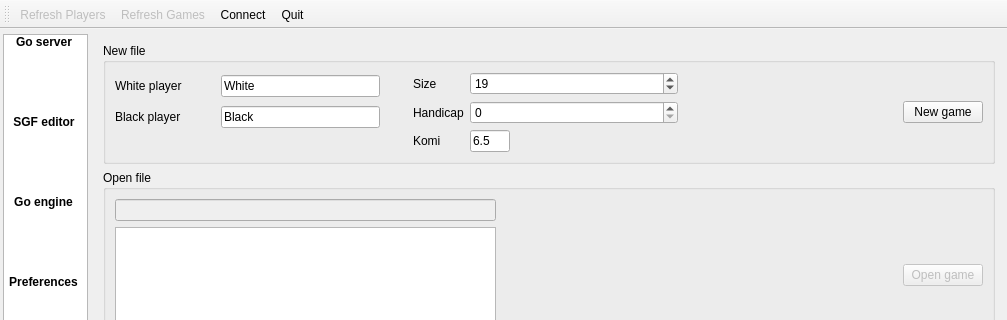
This is src/mainwindow.ui in pzorin/qgo as Qt 5 draws it before an edit; both pictures show x 0 to 1007 and y 0 to 320 of the 1007 by 752 pixel window. The edited form follows.
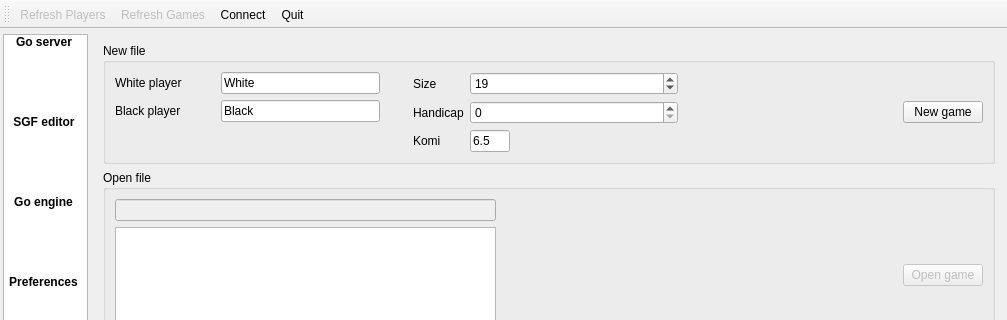
This is the edited form. The open tabs and pages were chosen to show the change. Icons and pictures are not drawn. Custom widgets are drawn as their Qt base class.

Commit message: Simplify main window layout

```diff
--- a/src/mainwindow.ui
+++ b/src/mainwindow.ui
@@ -1003,23 +1003,22 @@
         </property>
         <item>
          <widget class="QGroupBox" name="groupBox_4">
+          <property name="sizePolicy">
+           <sizepolicy hsizetype="Preferred" vsizetype="Fixed">
+            <horstretch>0</horstretch>
+            <verstretch>0</verstretch>
+           </sizepolicy>
+          </property>
           <property name="title">
            <string>New file</string>
           </property>
-          <layout class="QGridLayout" name="_7">
+          <layout class="QHBoxLayout" name="horizontalLayout">
+           <item>
+            <layout class="QFormLayout" name="formLayout_13">
+             <property name="fieldGrowthPolicy">
+              <enum>QFormLayout::ExpandingFieldsGrow</enum>
+             </property>
            <item row="0" column="0">
-            <layout class="QHBoxLayout" name="horizontalLayout_2">
-             <item>
-              <layout class="QVBoxLayout" name="verticalLayout_3">
-               <item>
-                <layout class="QHBoxLayout">
-                 <property name="spacing">
-                  <number>6</number>
-                 </property>
-                 <property name="margin">
-                  <number>0</number>
-                 </property>
-                 <item>
                   <widget class="QLabel" name="label_13">
                    <property name="minimumSize">
                     <size>
@@ -1032,7 +1031,7 @@
                    </property>
                   </widget>
                  </item>
-                 <item>
+             <item row="0" column="1">
                   <widget class="QLineEdit" name="newFile_WhitePlayer">
                    <property name="minimumSize">
                     <size>
@@ -1045,17 +1044,7 @@
                    </property>
                   </widget>
                  </item>
-                </layout>
-               </item>
-               <item>
-                <layout class="QHBoxLayout">
-                 <property name="spacing">
-                  <number>6</number>
-                 </property>
-                 <property name="margin">
-                  <number>0</number>
-                 </property>
-                 <item>
+             <item row="1" column="0">
                   <widget class="QLabel" name="label_11">
                    <property name="minimumSize">
                     <size>
@@ -1068,7 +1057,7 @@
                    </property>
                   </widget>
                  </item>
-                 <item>
+             <item row="1" column="1">
                   <widget class="QLineEdit" name="newFile_BlackPlayer">
                    <property name="minimumSize">
                     <size>
@@ -1084,24 +1073,6 @@
                 </layout>
                </item>
                <item>
-                <spacer>
-                 <property name="orientation">
-                  <enum>Qt::Vertical</enum>
-                 </property>
-                 <property name="sizeType">
-                  <enum>QSizePolicy::Fixed</enum>
-                 </property>
-                 <property name="sizeHint" stdset="0">
-                  <size>
-                   <width>20</width>
-                   <height>20</height>
-                  </size>
-                 </property>
-                </spacer>
-               </item>
-              </layout>
-             </item>
-             <item>
               <spacer name="spacer">
                <property name="orientation">
                 <enum>Qt::Horizontal</enum>
@@ -1232,8 +1203,6 @@
                 </iconset>
                </property>
               </widget>
-             </item>
-            </layout>
            </item>
           </layout>
          </widget>
```
Left out of the diff: 27 changed lines with no effect on the pictures. Lines whose indentation alone changed are shown as unchanged.
